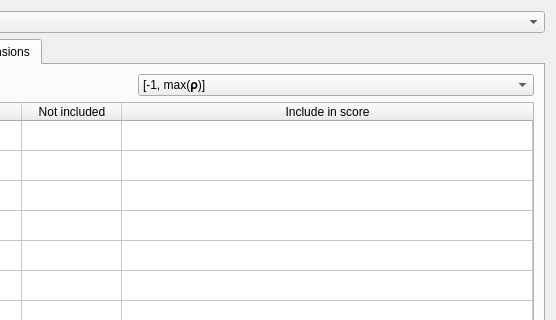
Old version of the form src/gui/samplingprofileplotter.ui in the repository CompEphys-team/rtdo; both pictures show x 287 to 843 and y 0 to 320 of the 843 by 503 pixel window.
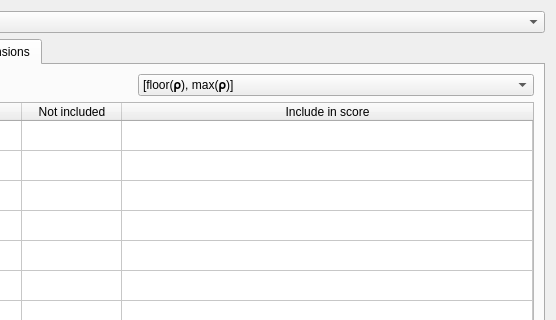
New version of the form. The open tabs and pages were chosen to show the change. Custom widgets are drawn as their Qt base class.

Commit message: Formalise floor(rho) as dropdown option

```diff
--- a/src/gui/samplingprofileplotter.ui
+++ b/src/gui/samplingprofileplotter.ui
@@ -311,6 +311,9 @@
        </item>
        <item row="0" column="1">
         <widget class="QComboBox" name="rho_normalisation">
+         <property name="currentIndex">
+          <number>3</number>
+         </property>
          <item>
           <property name="text">
            <string>[-1, max(𝛒)]</string>
@@ -326,6 +329,11 @@
            <string>[min(𝛒 ∪ {0}), max(𝛒)]</string>
           </property>
          </item>
+         <item>
+          <property name="text">
+           <string>[floor(𝛒), max(𝛒)]</string>
+          </property>
+         </item>
         </widget>
        </item>
        <item row="1" column="0" colspan="2">
```
The commit also changes 1 other file.
